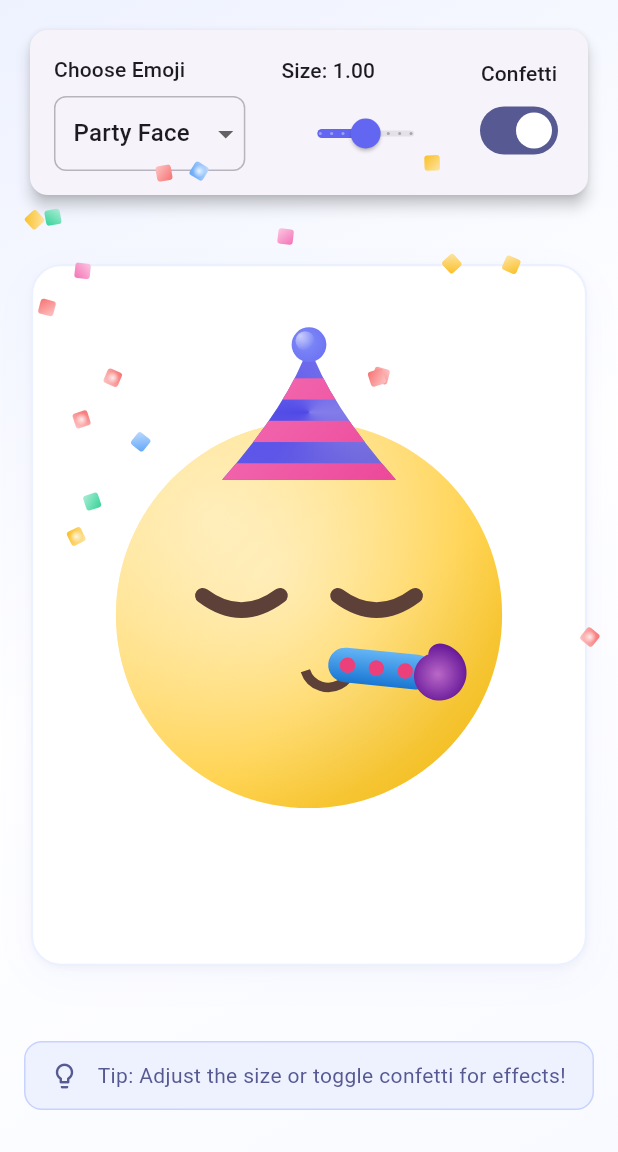
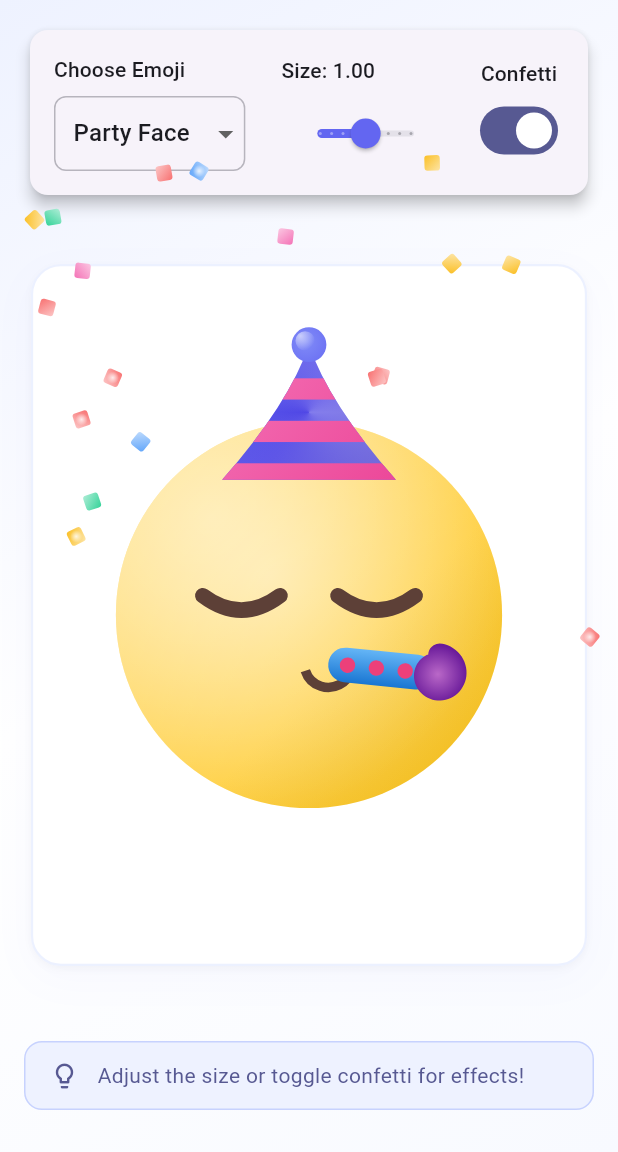
Before and after one commit to jithu2111/act4, a Flutter app: the screen it shows after launch, on a phone screen of 412 x 824 dp, the part 84-1236 px from its top. Run offline on Flutter 3.47's test engine with Material 3 defaults, Android fonts, the phone set to English and light mode, and no system bars.

Commit message:
bottom tip text fix

```diff
--- a/lib/main.dart
+++ b/lib/main.dart
@@ -301,7 +301,7 @@ class _EmojiHomeScreenState extends State<EmojiHomeScreen> with SingleTickerProv
                     ),
                     const SizedBox(width: 12),
                     Text(
-                      'Tip: Adjust the size or toggle confetti for effects!',
+                      'Adjust the size or toggle confetti for effects!',
                       style: Theme.of(context).textTheme.bodyMedium?.copyWith(
                         color: Theme.of(context).colorScheme.primary,
                       ),
```
